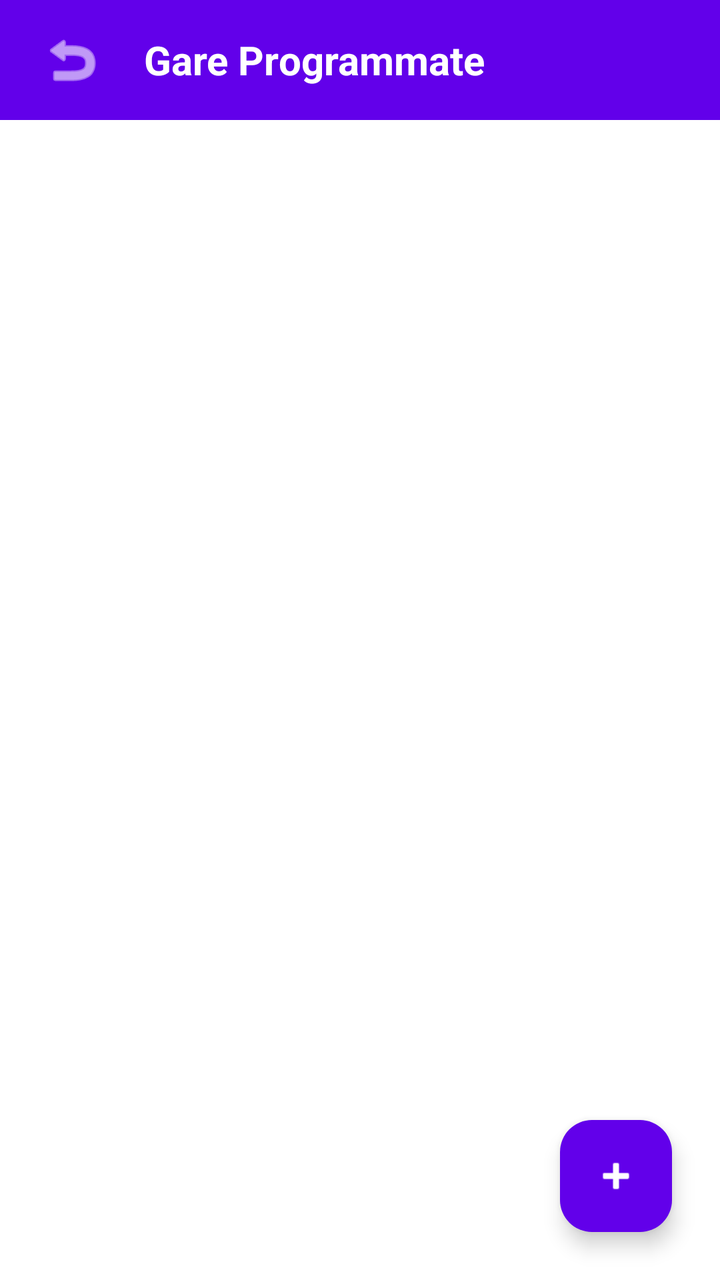
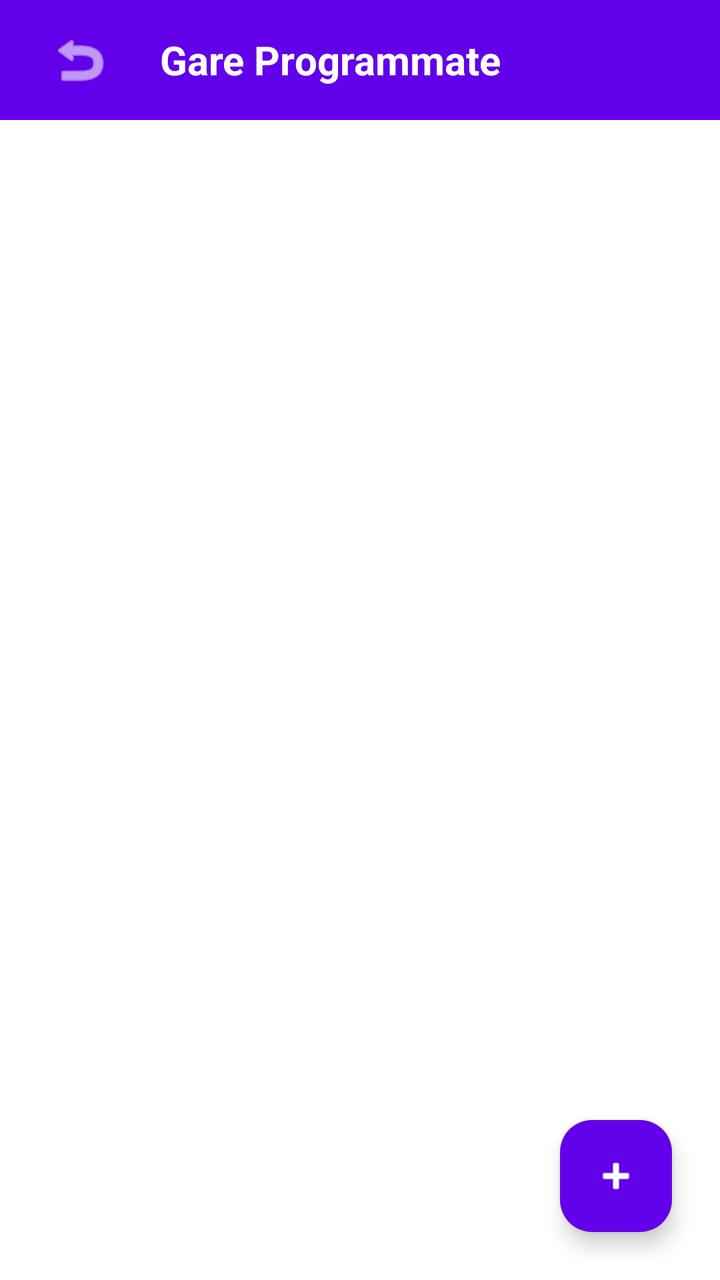

Compare the two renders of this Android layout. The source of the first and the diff that turns it into the second are given below.
<!-- AndroidManifest.xml: application theme Theme.GinnasticaRitmica -->
<!-- res/layout/fragment_lista_gare.xml -->
<?xml version="1.0" encoding="utf-8"?>
<layout xmlns:android="http://schemas.android.com/apk/res/android"
    xmlns:app="http://schemas.android.com/apk/res-auto">

    <androidx.constraintlayout.widget.ConstraintLayout
        android:layout_width="match_parent"
        android:layout_height="match_parent"
        android:background="@color/sfondo_app">

        
        <LinearLayout
            android:id="@+id/bannerViola"
            android:layout_width="match_parent"
            android:layout_height="60dp"
            android:background="@color/viola_torre"
            android:gravity="center_vertical"
            android:orientation="horizontal"
            android:paddingHorizontal="16dp"
            app:layout_constraintTop_toTopOf="parent"
            app:layout_constraintStart_toStartOf="parent"
            app:layout_constraintEnd_toEndOf="parent">

            <ImageButton
                android:id="@+id/btnTornaIndietro"
                android:layout_width="40dp"
                android:layout_height="40dp"
                android:background="?attr/selectableItemBackgroundBorderless"
                android:src="@android:drawable/ic_menu_revert"
                app:tint="@android:color/white" />

            <TextView
                android:layout_width="wrap_content"
                android:layout_height="wrap_content"
                android:layout_marginStart="16dp"
                android:text="Gare Programmate"
                android:textColor="@android:color/white"
                android:textSize="20sp"
                android:textStyle="bold" />
        </LinearLayout>

        <androidx.recyclerview.widget.RecyclerView
            android:id="@+id/rvListaGare"
            android:layout_width="0dp"
            android:layout_height="0dp"
            app:layout_constraintTop_toBottomOf="@id/bannerViola"
            app:layout_constraintBottom_toBottomOf="parent"
            app:layout_constraintStart_toStartOf="parent"
            app:layout_constraintEnd_toEndOf="parent"
            android:clipToPadding="false"
            android:paddingBottom="80dp"/>

        <com.google.android.material.floatingactionbutton.FloatingActionButton
            android:id="@+id/btnAggiungiGara"
            android:layout_width="wrap_content"
            android:layout_height="wrap_content"
            android:layout_margin="24dp"
            app:backgroundTint="@color/viola_torre"
            android:src="@android:drawable/ic_input_add"
            app:tint="@android:color/white"
            app:layout_constraintBottom_toBottomOf="parent"
            app:layout_constraintEnd_toEndOf="parent" />

    </androidx.constraintlayout.widget.ConstraintLayout>
</layout>
<!-- resources referenced by this layout -->
<resources>
  <color name="sfondo_app">#FFFFFF</color>
  <color name="viola_torre">#6200EA</color>
  <style name="Theme.GinnasticaRitmica" parent="Base.Theme.GinnasticaRitmica" />
  <style name="Base.Theme.GinnasticaRitmica" parent="Theme.Material3.DayNight.NoActionBar">
          
          
      </style>
</resources>

<!-- the commit's change to res/layout/fragment_lista_gare.xml (unified diff, before → after) -->
@@ -22,8 +22,8 @@
 
             <ImageButton
                 android:id="@+id/btnTornaIndietro"
-                android:layout_width="40dp"
-                android:layout_height="40dp"
+                android:layout_width="48dp"
+                android:layout_height="48dp"
                 android:background="?attr/selectableItemBackgroundBorderless"
                 android:src="@android:drawable/ic_menu_revert"
                 app:tint="@android:color/white" />
